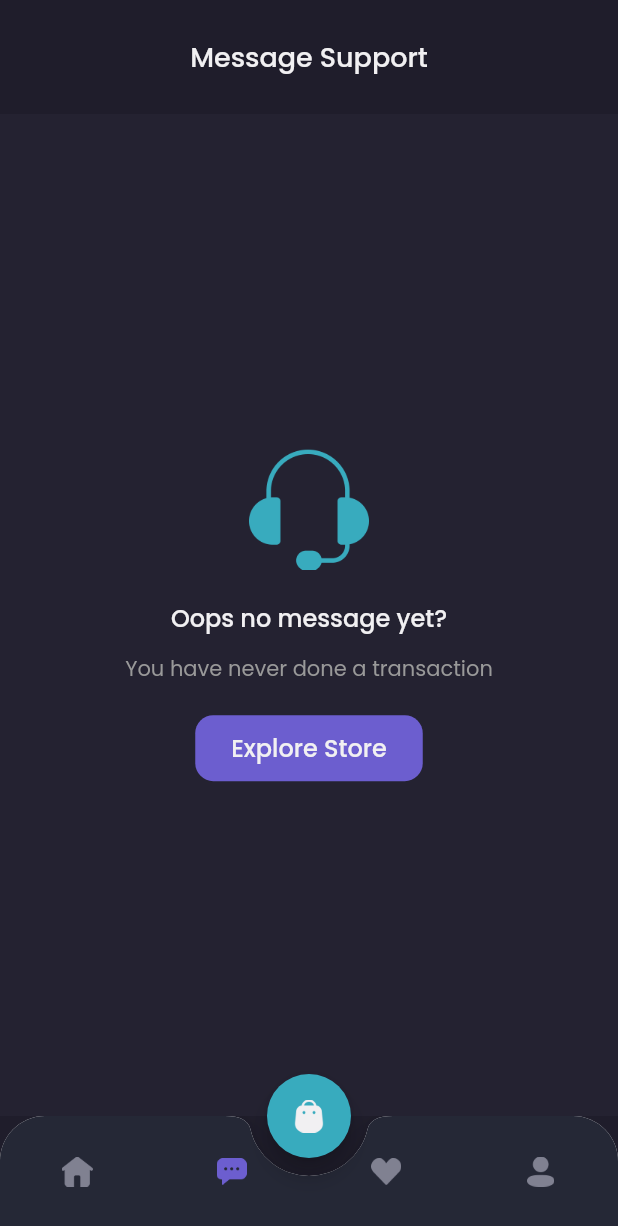
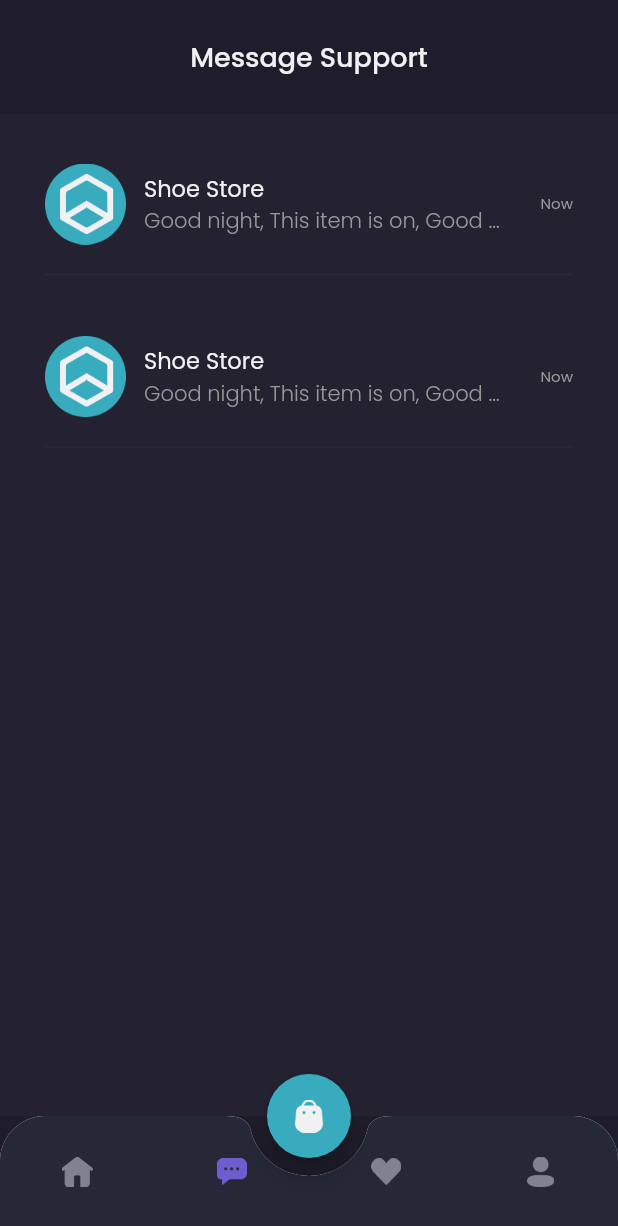
Before and after one commit to IdaDanuartha/shamo-mobile-flutter, a Flutter app: the MainPage screen opened by its route, item 2 of the bottom bar chosen, on a phone screen of 412 x 824 dp. Shown: the top 1226 px of the screen. Run offline on Flutter 3.47's test engine with Material 2 defaults, Android fonts, the phone set to English and light mode, and no system bars; our stand-ins replace google_fonts.

Commit message:
list all chat page done

```diff
--- a/lib/main.dart
+++ b/lib/main.dart
@@ -1,10 +1,9 @@
 import 'package:flutter/material.dart';
-import 'package:google_fonts/google_fonts.dart';
+import 'package:mobile_flutter/pages/detail_chat_page.dart';
 import 'package:mobile_flutter/pages/home/main_page.dart';
 import 'package:mobile_flutter/pages/sign_in_page.dart';
 import 'package:mobile_flutter/pages/sign_up_page.dart';
 import 'package:mobile_flutter/pages/splash_page.dart';
-import 'package:mobile_flutter/themes.dart';
 
 void main() {
   runApp(const MyApp());
@@ -18,10 +17,11 @@ class MyApp extends StatelessWidget {
     return MaterialApp(
       debugShowCheckedModeBanner: false,
       routes: {
-        '/': (context) => SplashPage(),
-        '/sign-in': (context) => SignInPage(),
-        '/sign-up': (context) => SignUpPage(),
-        '/home': (context) => MainPage(),
+        '/': (context) => const SplashPage(),
+        '/sign-in': (context) => const SignInPage(),
+        '/sign-up': (context) => const SignUpPage(),
+        '/home': (context) => const MainPage(),
+        '/chat': (context) => const DetailChatPage(),
       },
     );
   }
--- a/lib/pages/home/chat_page.dart
+++ b/lib/pages/home/chat_page.dart
@@ -1,5 +1,6 @@
 import 'package:flutter/material.dart';
 import 'package:mobile_flutter/themes.dart';
+import 'package:mobile_flutter/widgets/chat_tile.dart';
 
 class ChatPage extends StatelessWidget {
   const ChatPage({super.key});
@@ -23,7 +24,7 @@ class ChatPage extends StatelessWidget {
     );
   }
 
-  Widget content() {
+  Widget emptyChat() {
     return Expanded(
       child: Container(
         width: double.infinity,
@@ -72,6 +73,24 @@ class ChatPage extends StatelessWidget {
     );
   }
 
+  Widget content() {
+    return Expanded(
+      child: Container(
+        width: double.infinity,
+        color: bgColor3,
+        child: ListView(
+          padding: EdgeInsets.symmetric(
+            horizontal: defaultMargin
+          ),
+          children: [
+            ChatTile(),
+            ChatTile(),
+          ],
+        )
+      ),
+    );
+  }
+
   @override
   Widget build(BuildContext context) {
     return Column(
--- /dev/null
+++ b/lib/widgets/chat_tile.dart
@@ -0,0 +1,58 @@
+import 'package:flutter/material.dart';
+import 'package:mobile_flutter/themes.dart';
+
+class ChatTile extends StatelessWidget {
+  const ChatTile({super.key});
+
+  @override
+  Widget build(BuildContext context) {
+    return Container(
+      margin: EdgeInsets.only(top: 33),
+      child: Column(
+        children: [
+          Row(
+            children: [
+              Image.asset(
+                'assets/image_shop_logo.png',
+                width: 54,
+              ),
+              SizedBox(width: 12),
+              Expanded(
+                child: Column(
+                  crossAxisAlignment: CrossAxisAlignment.start,
+                  children: [
+                    Text(
+                      'Shoe Store',
+                      style: primaryTextStyle.copyWith(
+                        fontSize: 15
+                      ),
+                    ),
+                    Text(
+                      'Good night, This item is on, Good night, This item is on',
+                      style: secondaryTextStyle.copyWith(
+                        fontWeight: light
+                      ),
+                      overflow: TextOverflow.ellipsis,
+                    )
+                  ],
+                ),
+              ),
+              SizedBox(width: 20),
+              Text(
+                'Now',
+                style: secondaryTextStyle.copyWith(
+                  fontSize: 10
+                ),
+              )
+            ],
+          ),
+          SizedBox(height: 12),
+          Divider(
+            thickness: 1,
+            color: Color(0xff2B2939),
+          )
+        ],
+      ),
+    );
+  }
+}
```
